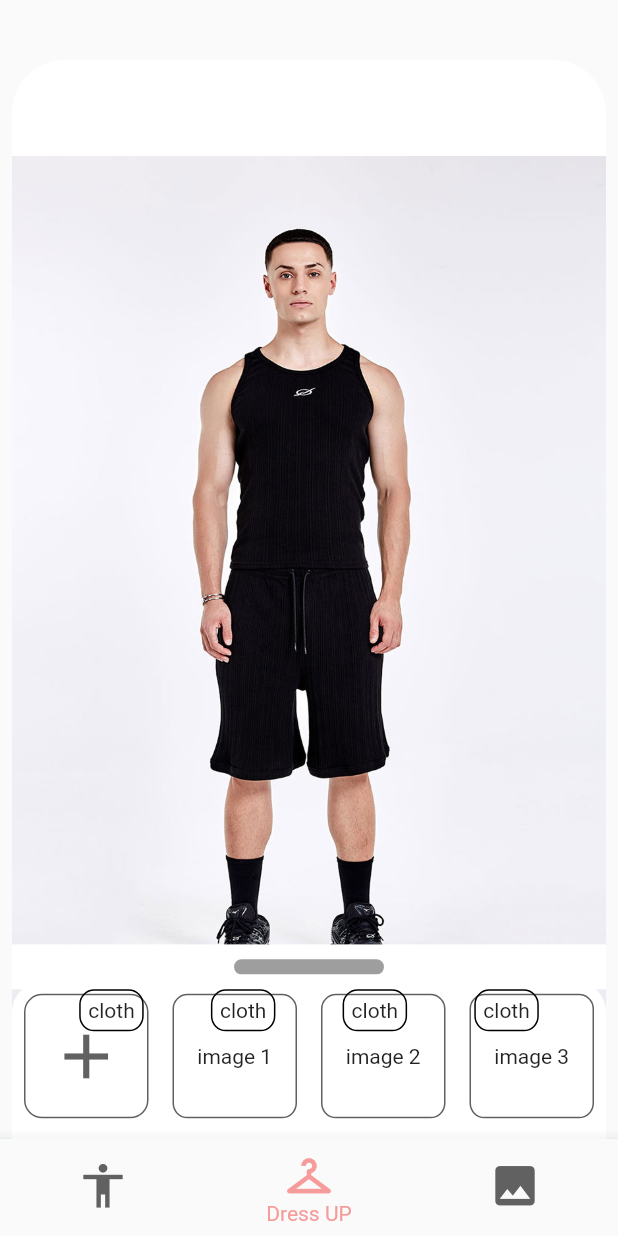
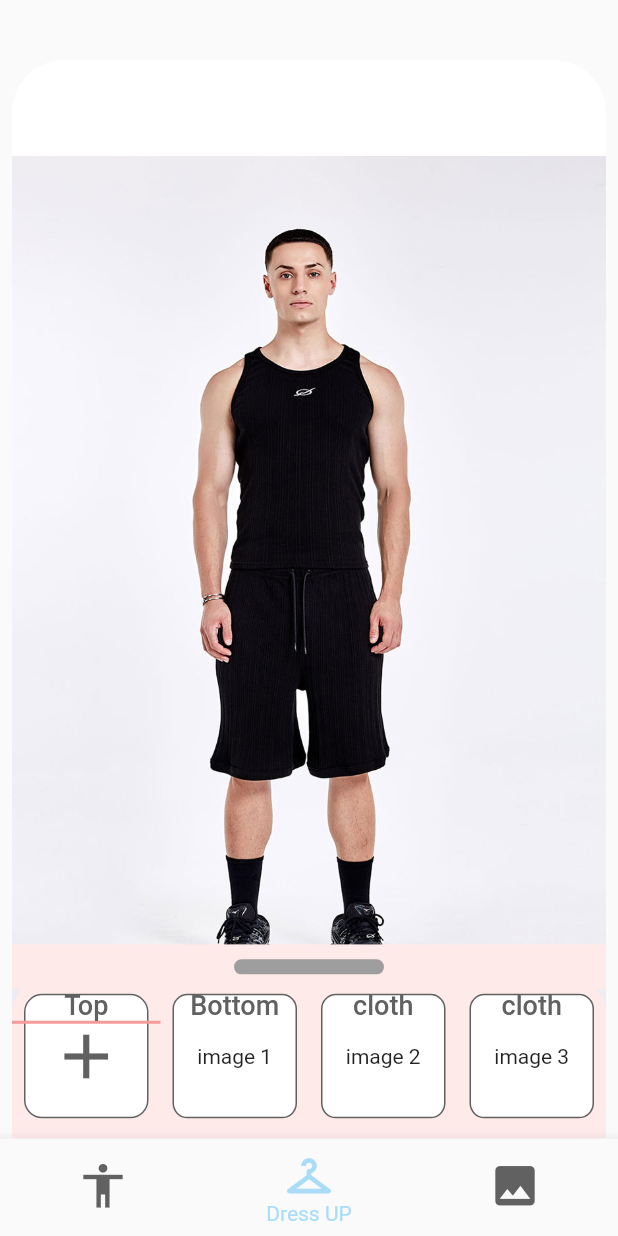
Before and after one commit to DressMeUp-2023/DressMeUp-Front, a Flutter app: the screen it shows after launch, on a phone screen of 412 x 824 dp. Run offline on Flutter 3.47's test engine with Material 2 defaults, Android fonts, the light colour scheme and no system bars; our stand-ins replace image_picker.

Commit message:
feat: closet에 카테고리 별 tabbar 추가 design: closet 카테고리 tab 색상 추가 & 배경색 변경

```diff
--- a/dressmeup/lib/components/dressUp/closet_sheet.dart
+++ b/dressmeup/lib/components/dressUp/closet_sheet.dart
@@ -1,3 +1,4 @@
+import 'package:dressmeup/assets/constants.dart';
 import 'package:dressmeup/components/dressUp/closet.dart';
 import 'package:flutter/material.dart';
 
@@ -23,7 +24,7 @@ class ClosetSheet extends StatelessWidget {
                 child: Container(
                   height: 500,
                   decoration: BoxDecoration(
-                    color: Colors.white,
+                    color: const Color(widgetBackgroundColor),
                     borderRadius: BorderRadius.circular(20),
                   ),
                   child: Closet(
@@ -36,7 +37,7 @@ class ClosetSheet extends StatelessWidget {
               children: [
                 IgnorePointer(
                   child: Container(
-                    color: Colors.white,
+                    color: const Color(widgetBackgroundColor),
                     child: Row(
                       mainAxisAlignment: MainAxisAlignment.center,
                       children: [
@@ -52,50 +53,38 @@ class ClosetSheet extends StatelessWidget {
                     ),
                   ),
                 ),
-                DefaultTabController(
+                const DefaultTabController(
                     length: 4,
                     initialIndex: 0,
-                    child: Row(
-                      mainAxisAlignment: MainAxisAlignment.spaceEvenly,
-                      children: [
-                        Container(
-                          decoration: BoxDecoration(
-                              border:
-                                  Border.all(color: Colors.black, width: 1.0),
-                              borderRadius: BorderRadius.circular(10)),
-                          child: const Padding(
-                            padding: EdgeInsets.all(5.0),
-                            child: Text('cloth'),
+                    child: TabBar(
+                      indicatorColor: Color(completeButtonColor),
+                      tabs: [
+                        Text(
+                          'Top',
+                          style: TextStyle(
+                            color: Color(fontColor),
+                            fontSize: 18,
                           ),
                         ),
-                        Container(
-                          decoration: BoxDecoration(
-                              border:
-                                  Border.all(color: Colors.black, width: 1.0),
-                              borderRadius: BorderRadius.circular(10)),
-                          child: const Padding(
-                            padding: EdgeInsets.all(5.0),
-                            child: Text('cloth'),
+                        Text(
+                          'Bottom',
+                          style: TextStyle(
+                            color: Color(fontColor),
+                            fontSize: 18,
                           ),
                         ),
-                        Container(
-                          decoration: BoxDecoration(
-                              border:
-                                  Border.all(color: Colors.black, width: 1.0),
-                              borderRadius: BorderRadius.circular(10)),
-                          child: const Padding(
-                            padding: EdgeInsets.all(5.0),
-                            child: Text('cloth'),
+                        Text(
+                          'cloth',
+                          style: TextStyle(
+                            color: Color(fontColor),
+                            fontSize: 18,
                           ),
                         ),
-                        Container(
-                          decoration: BoxDecoration(
-                              border:
-                                  Border.all(color: Colors.black, width: 1.0),
-                              borderRadius: BorderRadius.circular(10)),
-                          child: const Padding(
-                            padding: EdgeInsets.all(5.0),
-                            child: Text('cloth'),
+                        Text(
+                          'cloth',
+                          style: TextStyle(
+                            color: Color(fontColor),
+                            fontSize: 18,
                           ),
                         ),
                       ],
--- a/dressmeup/lib/components/init_home.dart
+++ b/dressmeup/lib/components/init_home.dart
@@ -1,3 +1,4 @@
+import 'package:dressmeup/assets/constants.dart';
 import 'package:dressmeup/components/changeModel/change_model.dart';
 import 'package:dressmeup/components/dressUp/dress_up.dart';
 import "package:dressmeup/components/album.dart";
@@ -17,7 +18,7 @@ class _BottomBarState extends State<InitHome> {
   @override
   Widget build(BuildContext context) {
     return Scaffold(
-      backgroundColor: const Color(0xffA9DDF7),
+      backgroundColor: const Color(widgetBackgroundColor),
       bottomNavigationBar: BottomNavigationBar(
           onTap: (newIndex) {
             setState(() {
@@ -27,7 +28,7 @@ class _BottomBarState extends State<InitHome> {
           type: BottomNavigationBarType.fixed,
           currentIndex: currentIndex,
           showUnselectedLabels: false,
-          selectedItemColor: const Color.fromRGBO(246, 154, 154, 1.0),
+          selectedItemColor: const Color(buttonColor),
           unselectedItemColor: Colors.grey.shade700,
           items: const [
             BottomNavigationBarItem(
```
